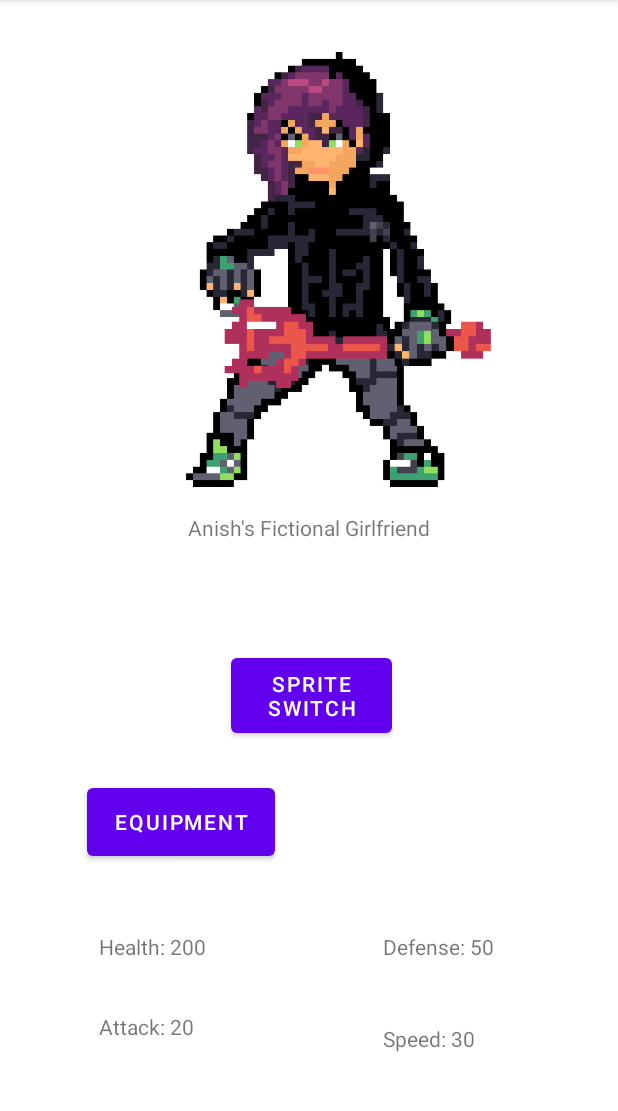
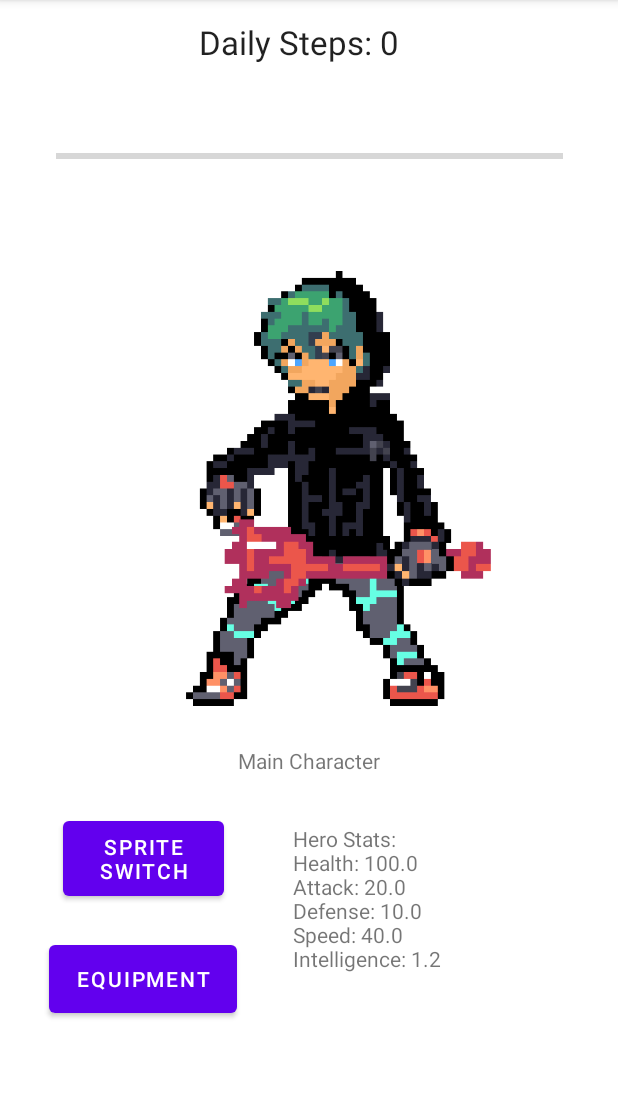
Before and after one commit to AnishAnamProjects/walk-warriors, an Android app: the screen it shows after launch (MainActivity), on a phone screen of 412 x 824 dp, the part 84-1195 px from its top. Run offline under Robolectric (Android 15) with nearby library versions, the phone set to English and light mode, and no system bars.

Commit message:
Updated Basic UI

```diff
--- a/app/src/main/java/com/example/walkwarriors/Hero.java
+++ b/app/src/main/java/com/example/walkwarriors/Hero.java
@@ -46,7 +46,7 @@ public class Hero {
 
     //Updates the stats when hero reaches the
     // level threshold level up.
-    public boolean LevelUp(String stat){
+    public boolean LevelUp(String stat) {
 
         if (Level != 100 && threshold == Steps) {
             switch (stat) {
@@ -77,6 +77,15 @@ public class Hero {
             return true;
         }
         return false;
+    }
+    public String getHeroString(){
+        String heroData = "Hero Stats:\n" +
+                "Health: " + getHP() + "\n" +
+                "Attack: " + getAttack() + "\n" +
+                "Defense: " + getDefense() + "\n" +
+                "Speed: " + getSpeed() + "\n" +
+                "Intelligence: " + getIntelligence() + "\n";
+        return heroData;
     }
 
     public long getThreshold() {
--- a/app/src/main/java/com/example/walkwarriors/MainActivity.java
+++ b/app/src/main/java/com/example/walkwarriors/MainActivity.java
@@ -6,16 +6,18 @@ import android.content.Intent;
 import android.view.View;
 import android.widget.Button;
 import android.widget.ImageView;
+import android.widget.ProgressBar;
 import android.widget.TextView;
 import android.os.Bundle;
 
 public class MainActivity extends AppCompatActivity{
 
-   private TextView text;
+   private TextView heroStats;
    private ImageView sprite;
    private Button switchSprites;
     private Button equipmentButton;
-   private Hero mainCharacter;
+    private ProgressBar levelBar;
+    private Hero mainCharacter;
     @Override
     protected void onCreate(Bundle savedInstanceState) {
         super.onCreate(savedInstanceState);
@@ -23,6 +25,11 @@ public class MainActivity extends AppCompatActivity{
         mainCharacter = new Hero();
         switchSprites = (Button)findViewById(R.id.switchSprites);
         equipmentButton = (Button)findViewById(R.id.equipmentButton);
+        heroStats = (TextView)findViewById(R.id.heroStats);
+        levelBar = (ProgressBar)findViewById(R.id.levelTracker);
+        // Hero Stats
+        heroStats.setText(mainCharacter.getHeroString());
+
         // Switch Genders
         switchSprites.setOnClickListener(new View.OnClickListener() {
             @Override
@@ -39,6 +46,8 @@ public class MainActivity extends AppCompatActivity{
             }
         });
 
+
+
         // Equipment Button
         equipmentButton.setOnClickListener(new View.OnClickListener() {
             @Override
--- a/app/src/main/res/layout/activity_equipment.xml
+++ b/app/src/main/res/layout/activity_equipment.xml
@@ -6,4 +6,26 @@
     android:layout_height="match_parent"
     tools:context=".EquipmentActivity">
 
+    <TextView
+        android:id="@+id/equipmentInfo"
+        android:layout_width="wrap_content"
+        android:layout_height="wrap_content"
+        android:text="Equipment Stats"
+        android:textAppearance="@style/TextAppearance.AppCompat.Large"
+        app:layout_constraintBottom_toBottomOf="parent"
+        app:layout_constraintEnd_toEndOf="parent"
+        app:layout_constraintHorizontal_bias="0.497"
+        app:layout_constraintStart_toStartOf="parent"
+        app:layout_constraintTop_toTopOf="parent"
+        app:layout_constraintVertical_bias="0.607" />
+
+    <TextView
+        android:id="@+id/textView2"
+        android:layout_width="213dp"
+        android:layout_height="160dp"
+        android:text="Weapon: Corrupted Sword\nMain Stat: Attack\nBoost: 1.5\n"
+        app:layout_constraintBottom_toBottomOf="parent"
+        app:layout_constraintEnd_toEndOf="parent"
+        app:layout_constraintStart_toStartOf="parent"
+        app:layout_constraintTop_toBottomOf="@+id/equipmentInfo" />
 </androidx.constraintlayout.widget.ConstraintLayout>
--- a/app/src/main/res/layout/activity_main.xml
+++ b/app/src/main/res/layout/activity_main.xml
@@ -6,54 +6,6 @@
     android:layout_width="match_parent"
     android:layout_height="match_parent"
     tools:context=".MainActivity">
-
-    <TextView
-        android:id="@+id/Defense"
-        android:layout_width="88dp"
-        android:layout_height="23dp"
-        android:text="Defense: 50"
-        app:layout_constraintBottom_toBottomOf="parent"
-        app:layout_constraintEnd_toEndOf="parent"
-        app:layout_constraintHorizontal_bias="0.789"
-        app:layout_constraintStart_toStartOf="parent"
-        app:layout_constraintTop_toTopOf="parent"
-        app:layout_constraintVertical_bias="0.834" />
-
-    <TextView
-        android:id="@+id/Health"
-        android:layout_width="88dp"
-        android:layout_height="23dp"
-        android:text="Health: 200"
-        app:layout_constraintBottom_toBottomOf="parent"
-        app:layout_constraintEnd_toEndOf="parent"
-        app:layout_constraintHorizontal_bias="0.204"
-        app:layout_constraintStart_toStartOf="parent"
-        app:layout_constraintTop_toTopOf="parent"
-        app:layout_constraintVertical_bias="0.834" />
-
-    <TextView
-        android:id="@+id/Attack"
-        android:layout_width="88dp"
-        android:layout_height="23dp"
-        android:text="Attack: 20"
-        app:layout_constraintBottom_toBottomOf="parent"
-        app:layout_constraintEnd_toEndOf="parent"
-        app:layout_constraintHorizontal_bias="0.204"
-        app:layout_constraintStart_toStartOf="parent"
-        app:layout_constraintTop_toTopOf="parent"
-        app:layout_constraintVertical_bias="0.906" />
-
-    <TextView
-        android:id="@+id/Speed"
-        android:layout_width="88dp"
-        android:layout_height="23dp"
-        android:text="Speed: 30"
-        app:layout_constraintBottom_toBottomOf="parent"
-        app:layout_constraintEnd_toEndOf="parent"
-        app:layout_constraintHorizontal_bias="0.789"
-        app:layout_constraintStart_toStartOf="parent"
-        app:layout_constraintTop_toTopOf="parent"
-        app:layout_constraintVertical_bias="0.917" />
 
     <ImageView
         android:id="@+id/heroSprite"
@@ -64,19 +16,44 @@
         app:layout_constraintHorizontal_bias="0.495"
         app:layout_constraintStart_toStartOf="parent"
         app:layout_constraintTop_toTopOf="parent"
-        app:layout_constraintVertical_bias="0.073"
-        app:srcCompat="@drawable/sprite_girl" />
+        app:layout_constraintVertical_bias="0.378"
+        app:srcCompat="@drawable/sprite_boy" />
+
+    <Button
+        android:id="@+id/equipmentButton"
+        android:layout_width="125dp"
+        android:layout_height="57dp"
+        android:text="Equipment"
+        app:layout_constraintBottom_toBottomOf="parent"
+        app:layout_constraintEnd_toEndOf="parent"
+        app:layout_constraintHorizontal_bias="0.115"
+        app:layout_constraintStart_toStartOf="parent"
+        app:layout_constraintTop_toBottomOf="@+id/switchSprites"
+        app:layout_constraintVertical_bias="0.195" />
+
+    <TextView
+        android:id="@+id/heroStats"
+        android:layout_width="187dp"
+        android:layout_height="203dp"
+        android:text="Hero Stats:"
+        app:layout_constraintBottom_toBottomOf="parent"
+        app:layout_constraintEnd_toEndOf="parent"
+        app:layout_constraintHorizontal_bias="0.87"
+        app:layout_constraintStart_toStartOf="parent"
+        app:layout_constraintTop_toTopOf="parent"
+        app:layout_constraintVertical_bias="0.973" />
 
     <TextView
         android:id="@+id/heroName"
         android:layout_width="wrap_content"
         android:layout_height="wrap_content"
-        android:text="Anish's Fictional Girlfriend"
+        android:text="Main Character"
         app:layout_constraintBottom_toBottomOf="parent"
         app:layout_constraintEnd_toEndOf="parent"
+        app:layout_constraintHorizontal_bias="0.501"
         app:layout_constraintStart_toStartOf="parent"
         app:layout_constraintTop_toTopOf="parent"
-        app:layout_constraintVertical_bias="0.457" />
+        app:layout_constraintVertical_bias="0.664" />
 
     <ImageView
         android:id="@+id/weapon"
@@ -84,10 +61,10 @@
         android:layout_height="315dp"
         app:layout_constraintBottom_toBottomOf="parent"
         app:layout_constraintEnd_toEndOf="parent"
-        app:layout_constraintHorizontal_bias="0.347"
+        app:layout_constraintHorizontal_bias="0.355"
         app:layout_constraintStart_toStartOf="parent"
         app:layout_constraintTop_toTopOf="parent"
-        app:layout_constraintVertical_bias="0.038"
+        app:layout_constraintVertical_bias="0.362"
         app:srcCompat="@drawable/trident" />
 
     <Button
@@ -97,21 +74,31 @@
         android:text="Sprite Switch"
         app:layout_constraintBottom_toBottomOf="parent"
         app:layout_constraintEnd_toEndOf="parent"
-        app:layout_constraintHorizontal_bias="0.506"
+        app:layout_constraintHorizontal_bias="0.138"
         app:layout_constraintStart_toStartOf="parent"
         app:layout_constraintTop_toBottomOf="@+id/heroName"
-        app:layout_constraintVertical_bias="0.206" />
+        app:layout_constraintVertical_bias="0.129" />
 
-    <Button
-        android:id="@+id/equipmentButton"
-        android:layout_width="125dp"
-        android:layout_height="57dp"
-        android:text="Equipment"
+    <ProgressBar
+        android:id="@+id/levelTracker"
+        style="?android:attr/progressBarStyleHorizontal"
+        android:layout_width="338dp"
+        android:layout_height="36dp"
+        app:layout_constraintBottom_toTopOf="@+id/weapon"
+        app:layout_constraintEnd_toEndOf="parent"
+        app:layout_constraintStart_toStartOf="parent"
+        app:layout_constraintTop_toBottomOf="@+id/steps" />
+
+    <TextView
+        android:id="@+id/steps"
+        android:layout_width="147dp"
+        android:layout_height="30dp"
+        android:text="Daily Steps: 0"
+        android:textAppearance="@style/TextAppearance.AppCompat.Large"
         app:layout_constraintBottom_toBottomOf="parent"
         app:layout_constraintEnd_toEndOf="parent"
-        app:layout_constraintHorizontal_bias="0.202"
         app:layout_constraintStart_toStartOf="parent"
-        app:layout_constraintTop_toBottomOf="@+id/switchSprites"
-        app:layout_constraintVertical_bias="0.115" />
+        app:layout_constraintTop_toTopOf="parent"
+        app:layout_constraintVertical_bias="0.018" />
 
 </androidx.constraintlayout.widget.ConstraintLayout>
```
Also changed, not shown: app/src/main/res/drawable/dagger.png (added), app/src/main/res/drawable/sword.png (added).
